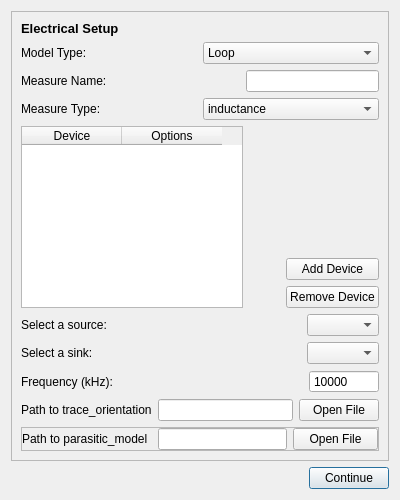
e3da/PowerSynth2-core, file GUI/ui/electricalSetup.ui: the form before one commit.
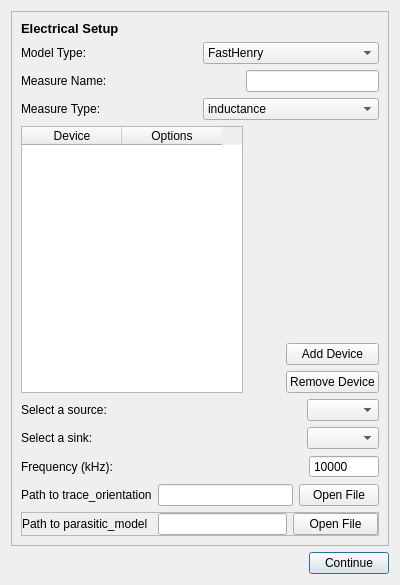
The form after the commit.

Commit message: Fixed bugs with MDK editor and updated electrical setup GUI

The edit to the form file:
```diff
--- a/GUI/ui/electricalSetup.ui
+++ b/GUI/ui/electricalSetup.ui
@@ -7,7 +7,7 @@
     <x>0</x>
     <y>0</y>
     <width>400</width>
-    <height>500</height>
+    <height>585</height>
    </rect>
   </property>
   <property name="windowTitle">
@@ -41,11 +41,6 @@
         </item>
         <item>
          <widget class="QComboBox" name="combo_model_type">
-          <item>
-           <property name="text">
-            <string>Loop</string>
-           </property>
-          </item>
           <item>
            <property name="text">
             <string>FastHenry</string>
```
Left out of the diff: 16 changed lines with no effect on the pictures. The commit also changes 3 other files.
